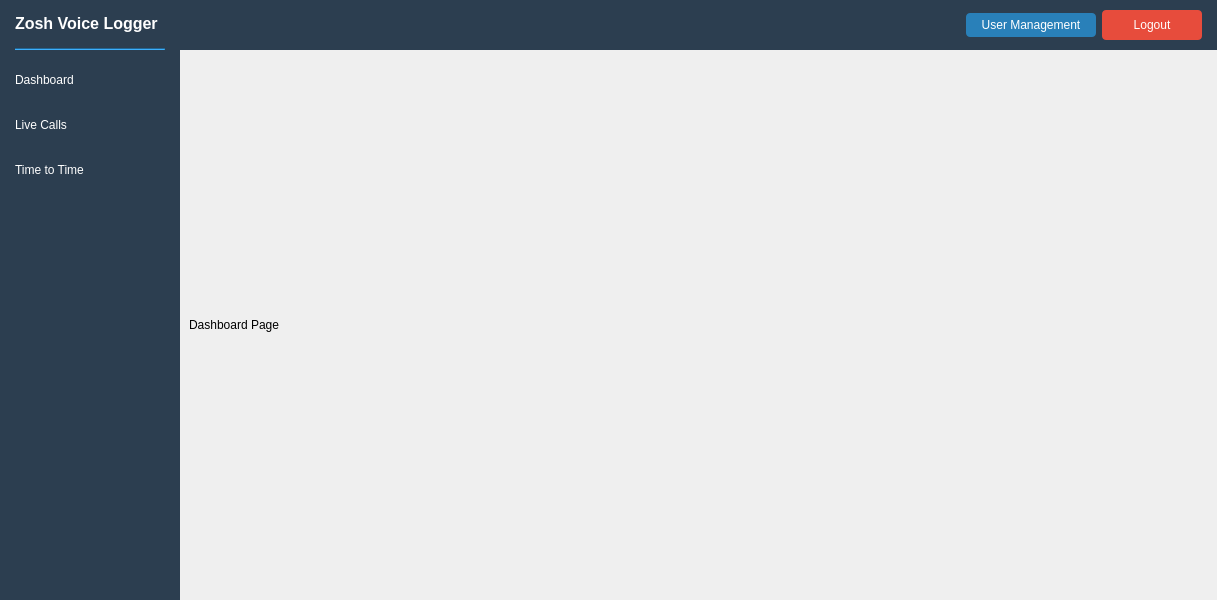
Qt form mainwindow.ui (sanjayvanan/Xtend-Voice_Logger) before a commit.
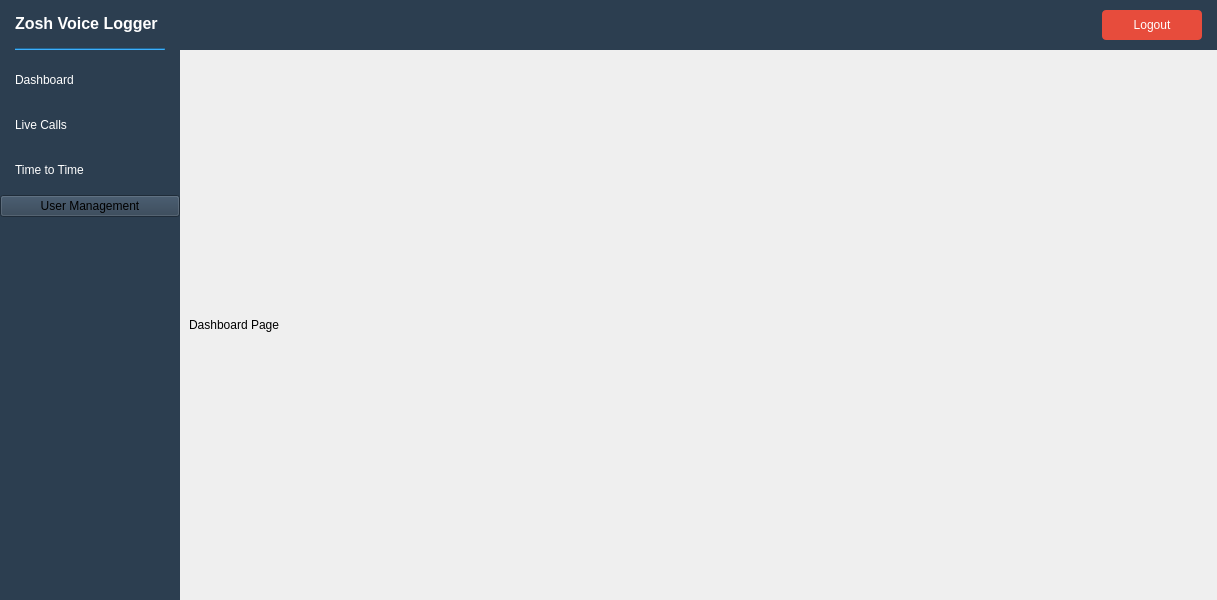
The same form after that commit.

Patch:
```diff
--- a/mainwindow.ui
+++ b/mainwindow.ui
@@ -122,27 +122,6 @@
          </property>
         </widget>
        </item>
-       <item>
-       <widget class="QPushButton" name="btnUserManagement">
-        <property name="text">
-        <string>User Management</string>
-        </property>
-        <property name="styleSheet">
-        <string notr="true">
-        QPushButton {
-            color: white;
-            background-color: #2980b9;
-            border: none;
-            border-radius: 4px;
-            padding: 5px 15px;
-        }
-        QPushButton:hover {
-            background-color: #3498db;
-        }
-        </string>
-        </property>
-        </widget>
-       </item>
        <item>
         <widget class="QPushButton" name="btnLogout">
          <property name="minimumSize">
@@ -305,6 +284,16 @@
            </property>
           </widget>
          </item>
+         <item>
+          <widget class="QPushButton" name="btnUserManagement">
+           <property name="text">
+            <string>User Management</string>
+           </property>
+           <property name="visible">
+            <bool>false</bool>
+           </property>
+          </widget>
+         </item>
          <item>
           <spacer name="verticalSpacer">
            <property name="orientation">
```
Left out of the diff: 4 changed lines with no effect on the pictures.
